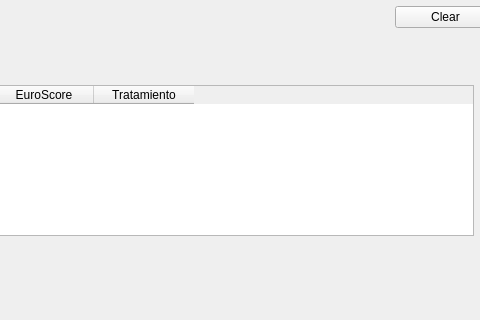
Old version of the form mainwindow.ui in the repository iyustlop/valvulares; both pictures show x 1018 to 1498 and y 182 to 502 of the 1498 by 766 pixel window.
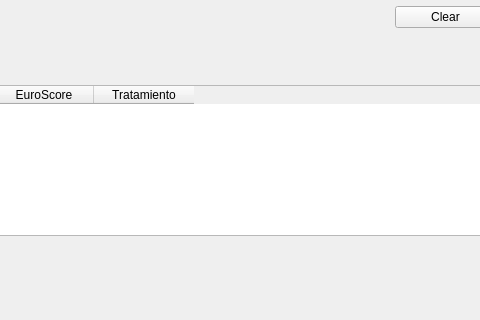
New version of the form.

Commit message: Maximize windows y amplio la tabla

The edit to the form file:
```diff
--- a/mainwindow.ui
+++ b/mainwindow.ui
@@ -31,7 +31,7 @@
      <rect>
       <x>11</x>
       <y>250</y>
-      <width>1481</width>
+      <width>1550</width>
       <height>151</height>
      </rect>
     </property>
```
Left out of the diff: 4 changed lines with no effect on the pictures. The commit also changes 1 other file.
